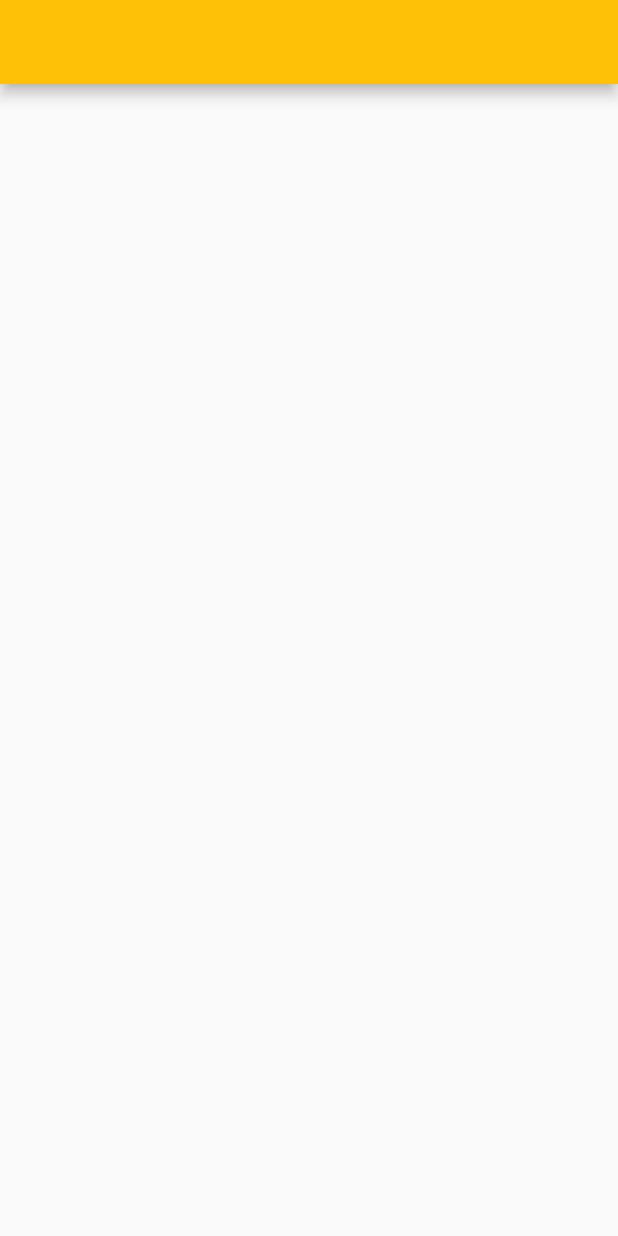
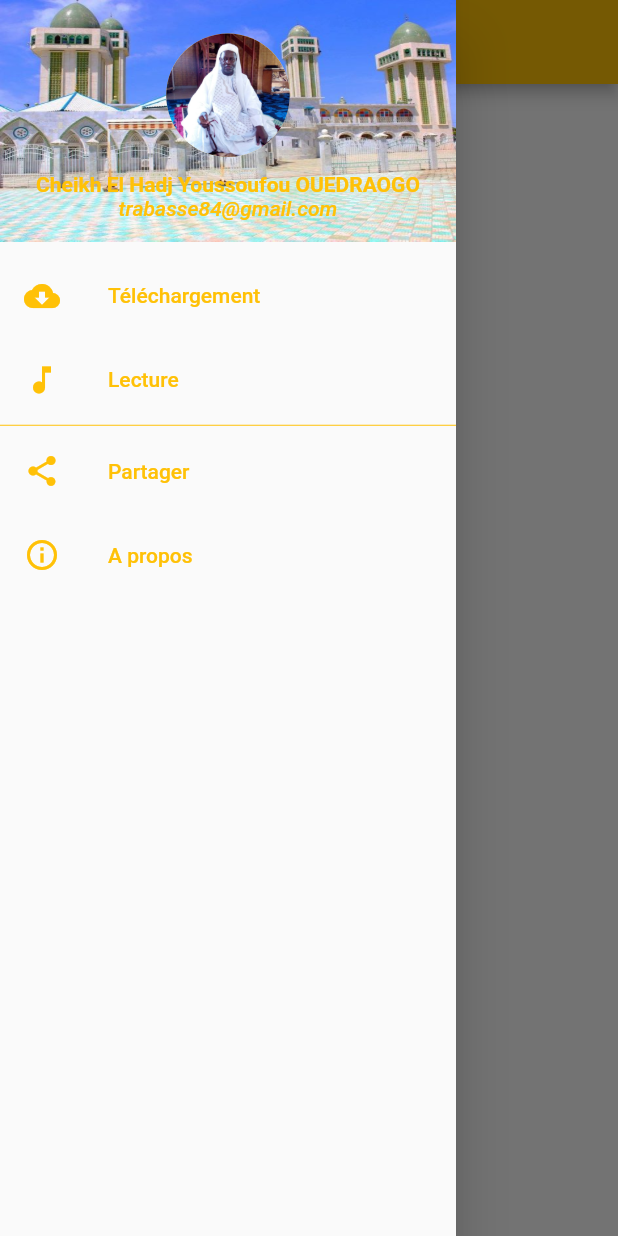
Before and after one commit to abasse-dev/projet_tafsir, a Flutter app: the screen it shows after launch, with the side drawer open (before the commit the screen has no drawer), on a phone screen of 412 x 824 dp. Run offline on Flutter 3.47's test engine with Material 2 defaults, Android fonts, the phone set to English and light mode, and no system bars.

Commit message:
finalisation de drawer

```diff
--- a/lib/components/drawer_component.dart
+++ b/lib/components/drawer_component.dart
@@ -0,0 +1,88 @@
+import 'package:flutter/material.dart';
+import 'package:projet_tafsir/constant/constant.dart';
+
+class DrawerComponent extends StatelessWidget {
+  @override
+  Widget build(BuildContext context) {
+    double radius = MediaQuery.of(context).size.width;
+    return Drawer(
+        child: ListView(
+      children: [
+        DrawerHeader(
+            decoration: BoxDecoration(
+                image: DecorationImage(
+                    image: AssetImage("images/mosquee.jpg"), fit: BoxFit.fill)),
+            child: Column(
+              mainAxisAlignment: MainAxisAlignment.center,
+              children: [
+                CircleAvatar(
+                  backgroundImage: AssetImage("images/youssouf1.jpg"),
+                  radius:radius/10,
+                ),
+                SizedBox(
+                  height: 10.0,
+                ),
+                Text(
+                  "Cheikh El Hadj Youssoufou OUEDRAOGO",
+                  style:
+                      TextStyle(color: colorAmber, fontWeight: FontWeight.bold),
+                ),
+                Text(
+                  "trabasse84@gmail.com",
+                  style:
+                      TextStyle(color: colorAmber, fontStyle: FontStyle.italic),
+                )
+              ],
+            )),
+        ListTile(
+          title: Text(
+            "Téléchargement",
+            style: TextStyle(color: colorAmber),
+          ),
+          leading: Icon(
+            Icons.cloud_download,
+            color: colorAmber,
+          ),
+          onTap: () {},
+        ),
+        ListTile(
+          title: Text(
+            "Lecture",
+            style: TextStyle(color: colorAmber),
+          ),
+          leading: Icon(
+            Icons.music_note,
+            color: colorAmber,
+          ),
+          onTap: () {},
+        ),
+        Divider(
+          color: colorAmber,
+          height: 5.0,
+        ),
+        ListTile(
+          title: Text(
+            "Partager",
+            style: TextStyle(color: colorAmber),
+          ),
+          leading: Icon(
+            Icons.share,
+            color: colorAmber,
+          ),
+          onTap: () {},
+        ),
+        ListTile(
+          title: Text(
+            "A propos",
+            style: TextStyle(color: colorAmber),
+          ),
+          leading: Icon(
+            Icons.info_outline,
+            color: colorAmber,
+          ),
+          onTap: () {},
+        ),
+      ],
+    ));
+  }
+}
--- a/lib/screens/home_screen.dart
+++ b/lib/screens/home_screen.dart
@@ -1,4 +1,5 @@
 import 'package:flutter/material.dart';
+import 'package:projet_tafsir/components/drawer_component.dart';
 
 class Home extends StatefulWidget {
   @override
@@ -10,8 +11,10 @@ class _HomeState extends State<Home> {
   Widget build(BuildContext context) {
     return Scaffold(
       appBar: AppBar(
+        iconTheme: IconThemeData(color: Colors.white),
+      ),
 
-      ),
+      drawer: DrawerComponent(),
     );
   }
 }
--- a/pubspec.yaml
+++ b/pubspec.yaml
@@ -27,7 +27,7 @@ dependencies:
 
   # The following adds the Cupertino Icons font to your application.
   # Use with the CupertinoIcons class for iOS style icons.
-  cupertino_icons: ^0.1.3
+
 
 dev_dependencies:
   flutter_test:
@@ -45,8 +45,8 @@ flutter:
   uses-material-design: true
 
   # To add assets to your application, add an assets section, like this:
-  # assets:
-  #   - images/a_dot_burr.jpeg
+  assets:
+    - images/
   #   - images/a_dot_ham.jpeg
 
   # An image asset can refer to one or more resolution-specific "variants", see
```
Also changed, not shown: images/baye.jpg (added), images/mosquee.jpg (added), images/youssouf.png (added), images/youssouf1.jpg (added), pubspec.lock.
